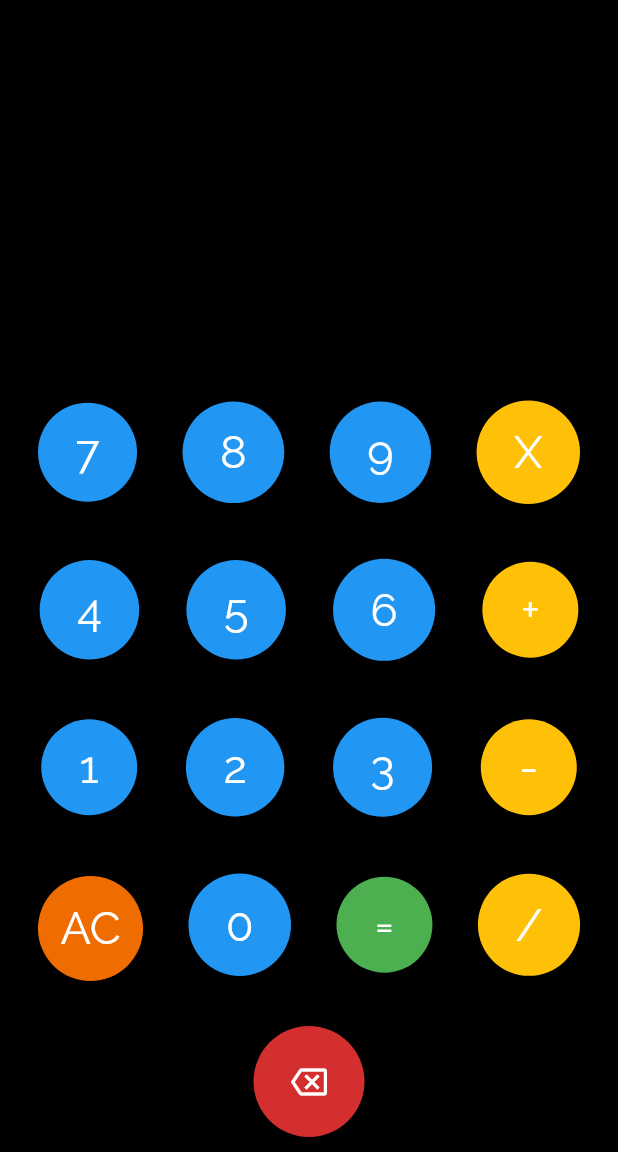
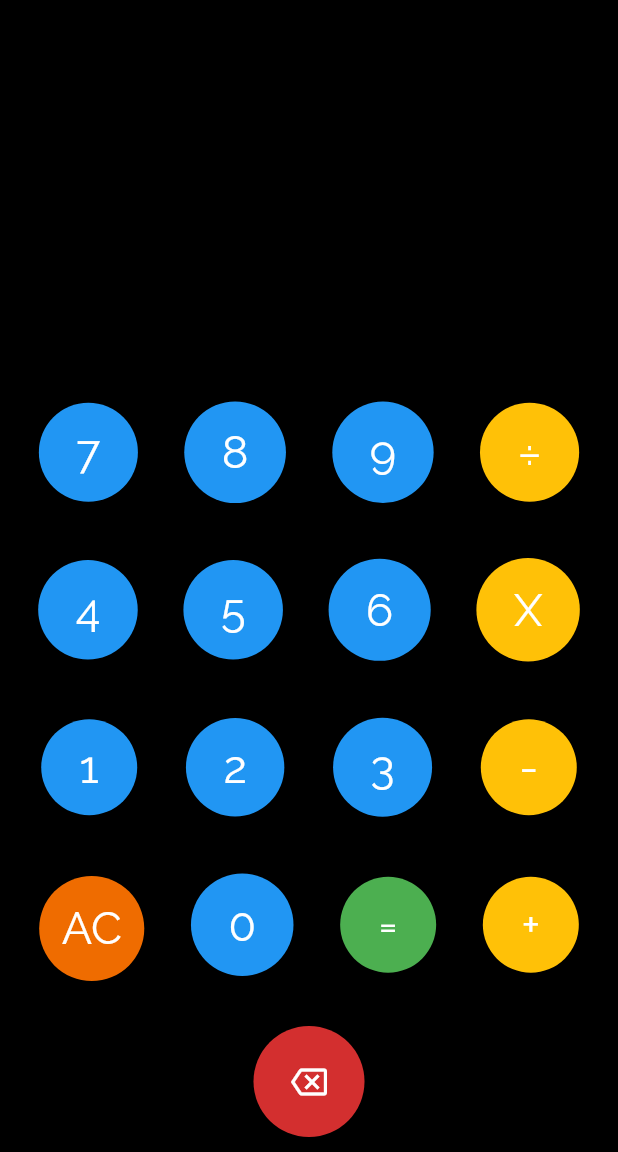
Before and after one commit to nanu1605/SimpleCalculator, a Flutter app: the screen it shows after launch, on a phone screen of 412 x 824 dp, the part 84-1236 px from its top. Run offline on Flutter 3.47's test engine with Material 2 defaults, Android fonts, the phone set to English and light mode, and no system bars; missing offline and left inert: dart:ffi.

Commit message:
Some UI changes

```diff
--- a/lib/main.dart
+++ b/lib/main.dart
@@ -158,13 +158,13 @@ class _HomeState extends State<Home> {
                     ),
                   Container(
                     margin: EdgeInsets.fromLTRB(5,10,5,10),
-                    child: ElevatedButton(onPressed: (){buttonclick('X'); },
+                    child: ElevatedButton(onPressed: (){buttonclick('/'); },
                       style: ElevatedButton.styleFrom(
                         shape: CircleBorder(),
                         padding: EdgeInsets.all(25),
                         primary: Colors.amber
                       ),
-                        child: Text('X',
+                        child: Text('÷',
                             style: TextStyle(fontFamily: 'Raleway',
                                 fontSize: 30
                             )
@@ -222,13 +222,13 @@ class _HomeState extends State<Home> {
                       ),
                     Container(
                       margin: EdgeInsets.fromLTRB(5,10,5,10),
-                      child: ElevatedButton(onPressed: (){buttonclick('+'); },
+                      child: ElevatedButton(onPressed: (){buttonclick('*'); },
                         style: ElevatedButton.styleFrom(
                           shape: CircleBorder(),
                           padding: EdgeInsets.all(25),
                             primary: Colors.amber
                         ),
-                          child: Text('+',
+                          child: Text('X',
                               style: TextStyle(fontFamily: 'Raleway',
                                   fontSize: 30
                               )
@@ -351,13 +351,13 @@ class _HomeState extends State<Home> {
                       ),
                     Container(
                       margin: EdgeInsets.fromLTRB(5,10,5,10),
-                      child: ElevatedButton(onPressed: (){buttonclick('/'); },
+                      child: ElevatedButton(onPressed: (){buttonclick('+'); },
                         style: ElevatedButton.styleFrom(
                           shape: CircleBorder(),
                           padding: EdgeInsets.all(25),
                           primary: Colors.amber
                         ),
-                          child: Text('/',
+                          child: Text('+',
                               style: TextStyle(fontFamily: 'Raleway',
                                   fontSize: 30
                               )
```
Also changed, not shown: pubspec.lock.
